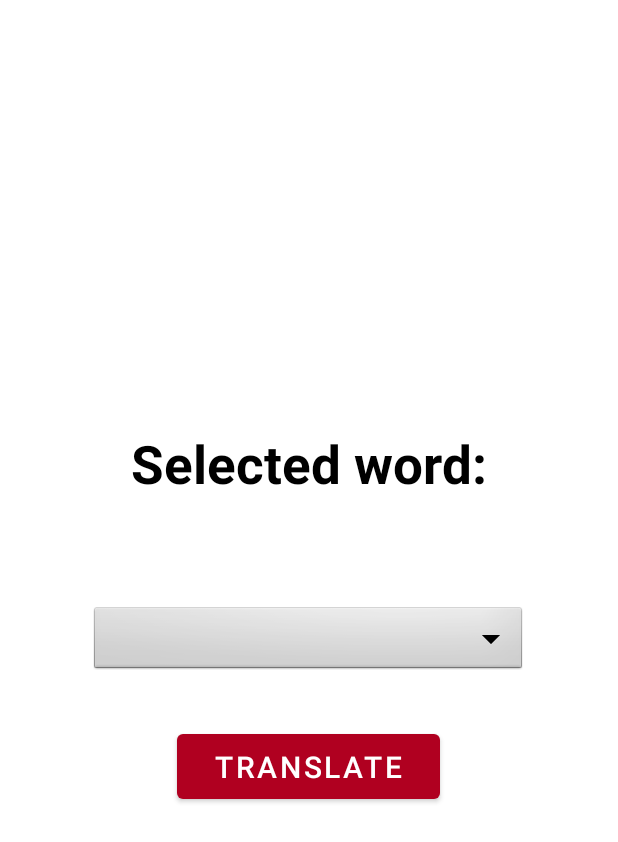
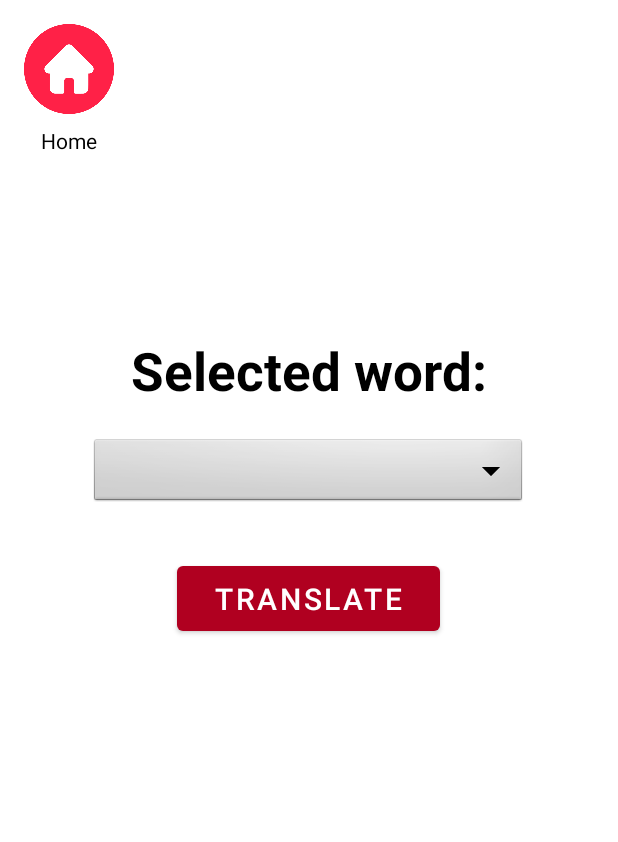
Before and after one commit to MichalMeshi/HebHandTaleApp-ClientSide, an Android app: the layout activity_word_details.xml on its own in the app's theme, with its tools: preview values and no code run, on a phone screen of 412 x 824 dp. Shown: the top 842 px of the screen. Run offline under Robolectric (Android 15) with nearby library versions, the phone set to English and light mode, and no system bars.

Commit message:
home button visuall changed

```diff
--- a/app/src/main/java/com/example/test1/WordDetailsActivity.java
+++ b/app/src/main/java/com/example/test1/WordDetailsActivity.java
@@ -43,7 +43,7 @@ public class WordDetailsActivity extends AppCompatActivity {
         // Get the selected word from the intent
         Intent intent = getIntent();
         String selectedWord = intent.getStringExtra("selectedWord");
-        wordTextView.setText(selectedWord);
+        wordTextView.setText("Text: " + selectedWord);
 
 // Create an ArrayAdapter using the string array and a default spinner layout
         ArrayAdapter<String> adapter = new ArrayAdapter<>(this, android.R.layout.simple_spinner_item, new ArrayList<>(languageMap.keySet()));
--- a/app/src/main/res/layout/activity_translation_display.xml
+++ b/app/src/main/res/layout/activity_translation_display.xml
@@ -17,8 +17,8 @@
 
         <ImageView
             android:id="@+id/returnToFirstFragmentButton"
-            android:layout_width="80dp"
-            android:layout_height="69dp"
+            android:layout_width="60dp"
+            android:layout_height="60dp"
             android:src="@drawable/home" />
 
         <TextView
@@ -39,7 +39,7 @@
         android:layout_weight="1"
         android:layout_gravity="center_horizontal"
         android:gravity="center_vertical"
-        android:textSize="35sp"
+        android:textSize="28sp"
         android:textColor="@color/black"
         android:textStyle="bold" />
 
--- a/app/src/main/res/layout/activity_word_details.xml
+++ b/app/src/main/res/layout/activity_word_details.xml
@@ -3,20 +3,46 @@
     android:layout_width="match_parent"
     android:layout_height="match_parent"
     android:orientation="vertical"
-    android:padding="16dp"
-    android:gravity="center_vertical"
+    android:padding="0dp"
     android:background="@color/white">
+
+    <LinearLayout
+        android:layout_width="wrap_content"
+        android:layout_height="wrap_content"
+        android:orientation="vertical"
+        android:layout_gravity="start"
+        android:layout_marginStart="16dp"
+        android:layout_marginTop="16dp">
+
+        <ImageView
+            android:id="@+id/returnToFirstFragmentButton"
+            android:layout_width="60dp"
+            android:layout_height="60dp"
+            android:src="@drawable/home" />
+
+        <TextView
+            android:id="@+id/home_text"
+            android:layout_width="wrap_content"
+            android:layout_height="wrap_content"
+            android:text="Home"
+            android:layout_gravity="center_horizontal"
+            android:textSize="14sp"
+            android:textColor="@color/black"
+            android:layout_marginTop="8dp" />
+    </LinearLayout>
+
+    <!-- Elements centered in the window -->
 
     <TextView
         android:id="@+id/wordTextView"
         android:layout_width="wrap_content"
         android:layout_height="wrap_content"
         android:layout_gravity="center_horizontal"
+        android:layout_marginTop="120dp"
         android:text="@string/selected_word"
+        android:textColor="@color/black"
         android:textSize="35sp"
-        android:textStyle="bold"
-        android:textColor="@color/black"
-        android:layout_marginBottom="50dp" />
+        android:textStyle="bold" />
 
     <Spinner
         android:id="@+id/languageSpinner"
@@ -30,7 +56,6 @@
         android:textColor="@android:color/black"
         android:textSize="18sp" />
 
-
     <Button
         android:id="@+id/translateButton"
         android:layout_width="175dp"
```
